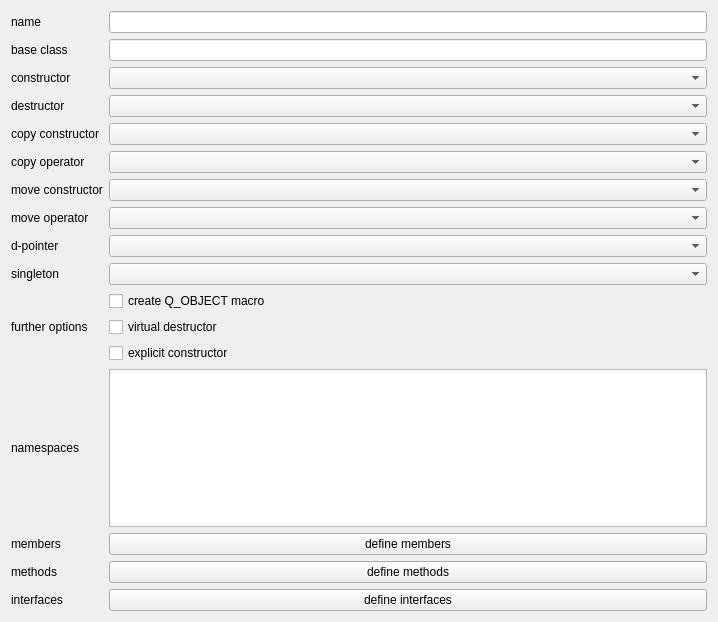
Above: src/CodeCreator/GeneratorClass.ui from Ulle84/ToolBox before the change. Below: the same form after it.
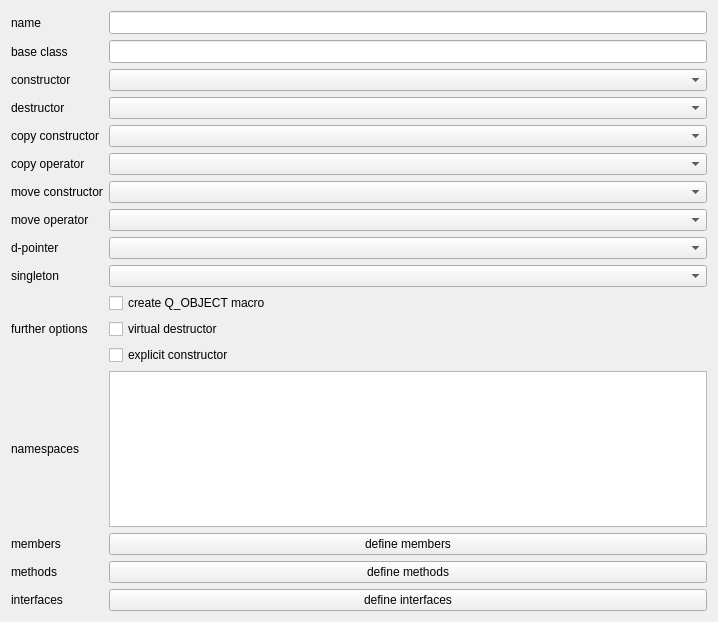
That is the form after the change. Custom widgets are drawn as their Qt base class.

Diff of the .ui file:
```diff
--- a/src/CodeCreator/GeneratorClass.ui
+++ b/src/CodeCreator/GeneratorClass.ui
@@ -56,7 +56,14 @@
       </widget>
      </item>
      <item row="1" column="1">
-      <widget class="QLineEdit" name="lineEditName"/>
+      <widget class="QLineEdit" name="lineEditName">
+       <property name="font">
+        <font>
+         <family>Courier New</family>
+         <pointsize>10</pointsize>
+        </font>
+       </property>
+      </widget>
      </item>
      <item row="7" column="0">
       <widget class="QLabel" name="label_9">
@@ -66,7 +73,14 @@
       </widget>
      </item>
      <item row="12" column="1">
-      <widget class="QPlainTextEdit" name="plainTextEditNamespaces"/>
+      <widget class="QPlainTextEdit" name="plainTextEditNamespaces">
+       <property name="font">
+        <font>
+         <family>Courier New</family>
+         <pointsize>10</pointsize>
+        </font>
+       </property>
+      </widget>
      </item>
      <item row="7" column="1">
       <widget class="SelectorDeclarationType" name="moveConstructor"/>
@@ -184,7 +198,14 @@
       </widget>
      </item>
      <item row="2" column="1">
-      <widget class="QLineEdit" name="lineEditBaseClass"/>
+      <widget class="QLineEdit" name="lineEditBaseClass">
+       <property name="font">
+        <font>
+         <family>Courier New</family>
+         <pointsize>10</pointsize>
+        </font>
+       </property>
+      </widget>
      </item>
      <item row="8" column="0">
       <widget class="QLabel" name="label_10">
```
